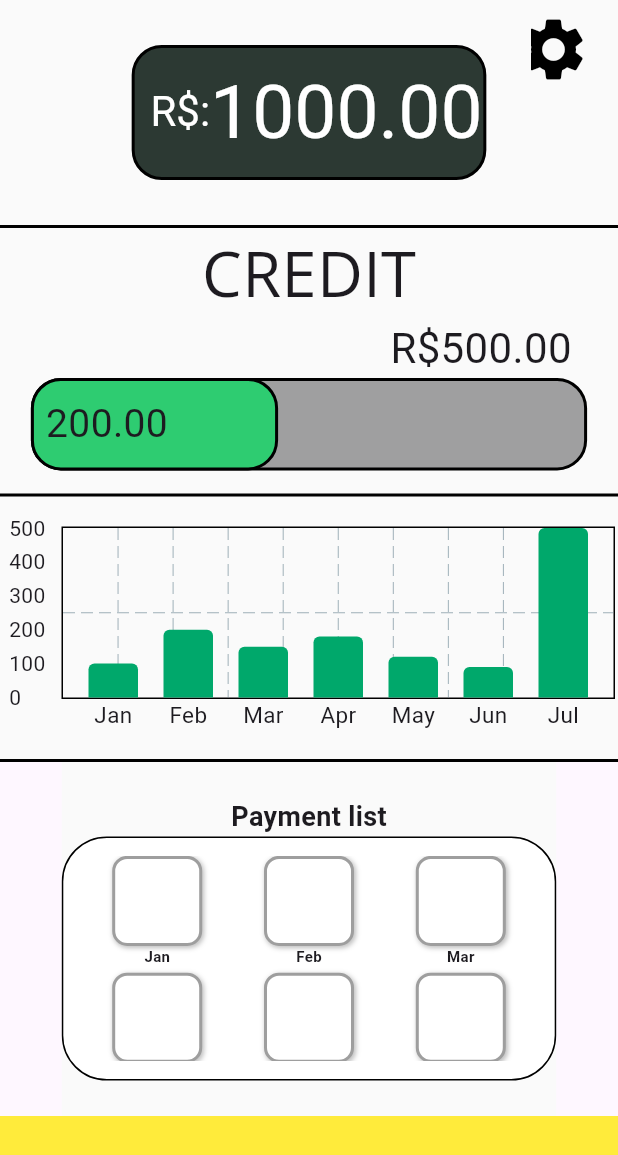
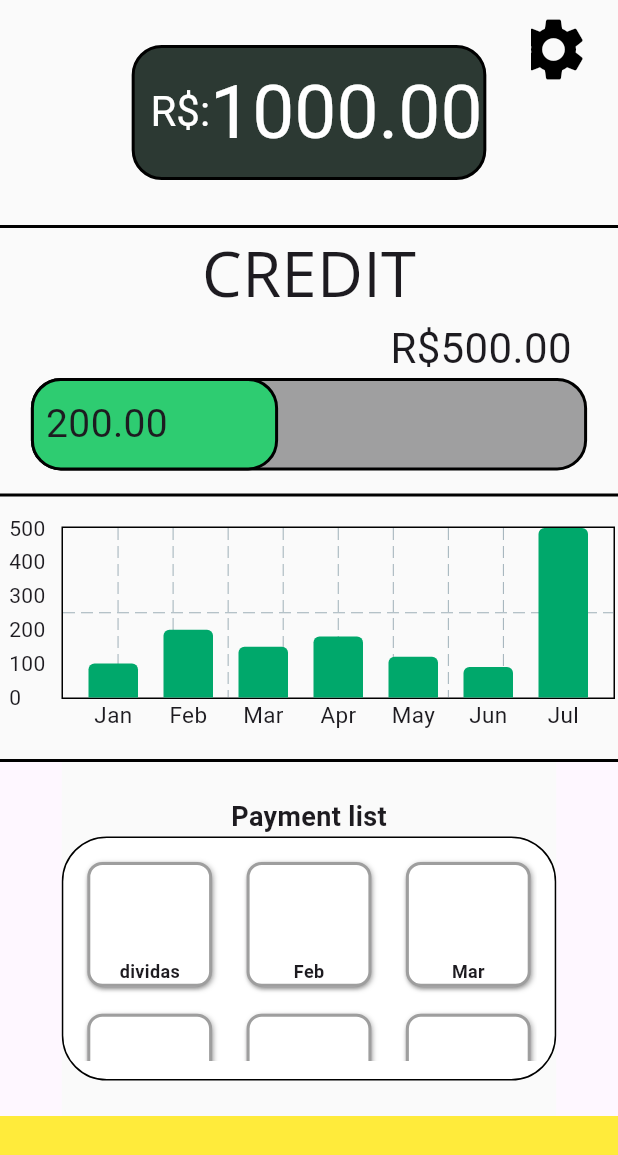
Before and after one commit to douglasdodo1/Wallet-Doit, a Flutter app: the screen it shows after launch, on a phone screen of 412 x 824 dp. Shown: the top 1155 px of the screen. Run offline on Flutter 3.47's test engine with Material 3 defaults, Android fonts, the phone set to English and light mode, and no system bars; drawn by our look-alikes of fl_chart; Roboto replaces fonts that are missing (Open Sans).

Commit message:
front update on cards

```diff
--- a/frontend/lib/views/home_page.dart
+++ b/frontend/lib/views/home_page.dart
@@ -1,8 +1,8 @@
 import 'package:flutter/material.dart';
+import 'package:frontend/widgets/homeWidgets/paymentWidgets/payment_list_widget.dart';
 import 'package:frontend/widgets/menuWidgets/creditWidgets/credit_widget.dart';
 import 'package:frontend/widgets/homeWidgets/debit_widget.dart';
 import 'package:frontend/widgets/homeWidgets/month_payment.dart';
-import 'package:frontend/widgets/homeWidgets/payment_list_widget.dart';
 
 class MyHomePage extends StatelessWidget {
   const MyHomePage({super.key});
--- /dev/null
+++ b/frontend/lib/widgets/homeWidgets/paymentWidgets/card_payment_widget.dart
@@ -0,0 +1,49 @@
+import 'package:flutter/material.dart';
+
+class CardPaymentWidget extends StatefulWidget {
+  final String paymentName;
+
+  const CardPaymentWidget({
+    super.key,
+    required this.paymentName,
+  });
+
+  @override
+  CardPaymentWidgetState createState() => CardPaymentWidgetState();
+}
+
+class CardPaymentWidgetState extends State<CardPaymentWidget> {
+  @override
+  Widget build(BuildContext context) {
+    return Card(
+      child: Column(
+        children: [
+          Expanded(
+            child: Container(
+              decoration: BoxDecoration(
+                color: Colors.white,
+                border: Border.all(color: Colors.grey, width: 2),
+                borderRadius: BorderRadius.circular(10),
+                boxShadow: [
+                  BoxShadow(
+                    color: Colors.black26,
+                    blurRadius: 2,
+                    offset: Offset(1, 1),
+                  )
+                ],
+              ),
+              child: Align(
+                alignment: Alignment.bottomCenter,
+                child: Text(
+                  widget.paymentName,
+                  style: const TextStyle(
+                      fontSize: 12, fontWeight: FontWeight.bold),
+                ),
+              ),
+            ),
+          ),
+        ],
+      ),
+    );
+  }
+}
--- /dev/null
+++ b/frontend/lib/widgets/homeWidgets/paymentWidgets/payment_list_widget.dart
@@ -0,0 +1,176 @@
+import 'package:flutter/material.dart';
+import 'package:frontend/widgets/homeWidgets/paymentWidgets/card_payment_widget.dart';
+import 'modal_widget.dart';
+
+class PaymentListWidget extends StatefulWidget {
+  const PaymentListWidget({super.key});
+
+  @override
+  PaymentListWidgetState createState() => PaymentListWidgetState();
+}
+
+class PaymentListWidgetState extends State<PaymentListWidget> {
+  final List<String> payments = [
+    'dividas',
+    'Feb',
+    'Mar',
+    'Apr',
+    'May',
+    'Jun',
+    'Jul',
+  ];
+
+  bool _isDragging = false;
+  final GlobalKey _trashKey = GlobalKey();
+  final ValueNotifier<bool> _isOverTrashNotifier = ValueNotifier<bool>(false);
+
+  void _showPaymentDialog(String name, double value) {
+    showDialog(
+      context: context,
+      builder: (BuildContext context) {
+        return ModalWidget(paymentName: name, paymentValue: value);
+      },
+    );
+  }
+
+  bool _checkIfInsideTrash(Offset position) {
+    final RenderBox? trashBox =
+        _trashKey.currentContext?.findRenderObject() as RenderBox?;
+
+    if (trashBox != null) {
+      final Offset trashPosition = trashBox.localToGlobal(Offset.zero);
+      final Size trashSize = trashBox.size;
+
+      bool inside = position.dx >= trashPosition.dx &&
+          position.dx <= trashPosition.dx + trashSize.width &&
+          position.dy >= trashPosition.dy &&
+          position.dy <= trashPosition.dy + trashSize.height;
+
+      return inside;
+    }
+    return false;
+  }
+
+  @override
+  Widget build(BuildContext context) {
+    return FractionallySizedBox(
+      heightFactor: 0.8,
+      widthFactor: 0.8,
+      child: Column(
+        children: [
+          const Text('Payment list',
+              style: TextStyle(fontSize: 18, fontWeight: FontWeight.bold)),
+          Expanded(
+            child: Stack(
+              children: [
+                Container(
+                  padding: const EdgeInsets.all(12.0),
+                  decoration: BoxDecoration(
+                    color: Colors.white,
+                    border: Border.all(),
+                    borderRadius: BorderRadius.circular(30),
+                  ),
+                  child: GridView.builder(
+                    gridDelegate:
+                        const SliverGridDelegateWithFixedCrossAxisCount(
+                      crossAxisCount: 3,
+                      childAspectRatio: 1,
+                      mainAxisSpacing: 10,
+                      crossAxisSpacing: 15,
+                    ),
+                    itemCount: payments.length,
+                    itemBuilder: (context, index) {
+                      return Draggable<String>(
+                        data: payments[index],
+                        onDragStarted: () {
+                          setState(() {
+                            _isDragging = true;
+                          });
+                        },
+                        onDraggableCanceled: (velocity, offset) {
+                          setState(() {
+                            _isDragging = false;
+                          });
+                        },
+                        onDragUpdate: (details) {
+                          bool isInside =
+                              _checkIfInsideTrash(details.globalPosition);
+                          _isOverTrashNotifier.value = isInside;
+                        },
+                        onDragCompleted: () {
+                          setState(() {
+                            _isDragging = false;
+                          });
+                        },
+                        childWhenDragging: Opacity(
+                          opacity: 0.5,
+                          child:
+                              CardPaymentWidget(paymentName: payments[index]),
+                        ),
+                        feedback: ValueListenableBuilder<bool>(
+                          valueListenable: _isOverTrashNotifier,
+                          builder: (context, isOverTrash, child) {
+                            return Material(
+                              color: Colors.transparent,
+                              child: SizedBox(
+                                width: isOverTrash ? 100 : 60,
+                                height: isOverTrash ? 100 : 60,
+                                child: CardPaymentWidget(
+                                    paymentName: payments[index]),
+                              ),
+                            );
+                          },
+                        ),
+                        child: GestureDetector(
+                          onTap: () =>
+                              _showPaymentDialog(payments[index], 50.00),
+                          child:
+                              CardPaymentWidget(paymentName: payments[index]),
+                        ),
+                      );
+                    },
+                  ),
+                ),
+                // Lixeira centralizada
+                if (_isDragging)
+                  Positioned.fill(
+                    child: Align(
+                      alignment: Alignment.center,
+                      child: GestureDetector(
+                        onTap: () {
+                          setState(() {
+                            _isDragging = false;
+                          });
+                        },
+                        child: Container(
+                          key: _trashKey,
+                          width: 70,
+                          height: 70,
+                          decoration: BoxDecoration(
+                            color: Colors.red,
+                            shape: BoxShape.circle,
+                            boxShadow: [
+                              BoxShadow(
+                                color: Colors.black.withOpacity(0.2),
+                                spreadRadius: 2,
+                                blurRadius: 5,
+                              ),
+                            ],
+                          ),
+                          child: const Icon(
+                            Icons.delete,
+                            color: Colors.white,
+                            size: 50,
+                          ),
+                        ),
+                      ),
+                    ),
+                  ),
+              ],
+            ),
+          ),
+        ],
+      ),
+    );
+  }
+}
--- a/frontend/lib/widgets/homeWidgets/payment_list_widget.dart
+++ /dev/null
@@ -1,124 +0,0 @@
-import 'package:flutter/material.dart';
-
-import 'paymentWidgets/modal_widget.dart';
-
-class PaymentListWidget extends StatefulWidget {
-  const PaymentListWidget({super.key});
-
-  @override
-  PaymentListWidgetState createState() => PaymentListWidgetState();
-}
-
-class PaymentListWidgetState extends State<PaymentListWidget> {
-  final List<String> payments = [
-    'Jan',
-    'Feb',
-    'Mar',
-    'Apr',
-    'May',
-    'Jun',
-    'Jul',
-  ];
-  String? _draggingItem;
-
-  void _showPaymentDialog(String name, double value) {
-    showDialog(
-      context: context,
-      builder: (BuildContext context) {
-        return ModalWidget(paymentName: name, paymentValue: value);
-      },
-    );
-  }
-
-  @override
-  Widget build(BuildContext context) {
-    return FractionallySizedBox(
-      heightFactor: 0.8,
-      widthFactor: 0.8,
-      child: Column(
-        children: [
-          const Text('Payment list',
-              style: TextStyle(fontSize: 18, fontWeight: FontWeight.bold)),
-          Expanded(
-            child: Container(
-              padding: const EdgeInsets.all(12.0),
-              decoration: BoxDecoration(
-                color: Colors.white,
-                border: Border.all(),
-                borderRadius: BorderRadius.circular(30),
-              ),
-              child: GridView.builder(
-                gridDelegate: const SliverGridDelegateWithFixedCrossAxisCount(
-                  crossAxisCount: 3,
-                  childAspectRatio: 1.3,
-                ),
-                itemCount: payments.length,
-                itemBuilder: (context, index) {
-                  return Draggable<String>(
-                    data: payments[index],
-                    onDragStarted: () {
-                      setState(() {
-                        _draggingItem = payments[index];
-                      });
-                    },
-                    onDraggableCanceled: (velocity, Offset) {
-                      setState(() {
-                        _draggingItem = null;
-                      });
-                    },
-                    childWhenDragging: Opacity(
-                      opacity: 0.5,
-                      child: Container(
-                        width: 60,
-                        height: 60,
-                        decoration: BoxDecoration(
-                          color: Colors.white,
-                          border: Border.all(color: Colors.grey, width: 2),
-                          borderRadius: BorderRadius.circular(10),
-                        ),
-                      ),
-                    ),
-                    feedback: Material(
-
-                    ),
-                    child: GestureDetector(
-                      onTap: () => _showPaymentDialog(payments[index], 50.00),
-                      onLongPress: () {},
-                      child: Column(
-                        children: [
-                          Container(
-                            width: 60,
-                            height: 60,
-                            decoration: BoxDecoration(
-                              color: Colors.white,
-                              border: Border.all(color: Colors.grey, width: 2),
-                              borderRadius: BorderRadius.circular(10),
-                              boxShadow: [
-                                BoxShadow(
-                                  color: Colors.black26,
-                                  blurRadius: 2,
-                                  offset: Offset(1, 1),
-                                )
-                              ],
-                            ),
-                          ),
-                          Center(
-                            child: Text(
-                              payments[index],
-                              style: const TextStyle(
-                                  fontSize: 10, fontWeight: FontWeight.bold),
-                            ),
-                          ),
-                        ],
-                      ),
-                    ),
-                  );
-                },
-              ),
-            ),
-          )
-        ],
-      ),
-    );
-  }
-}
```
Also changed, not shown: 5 other files.
